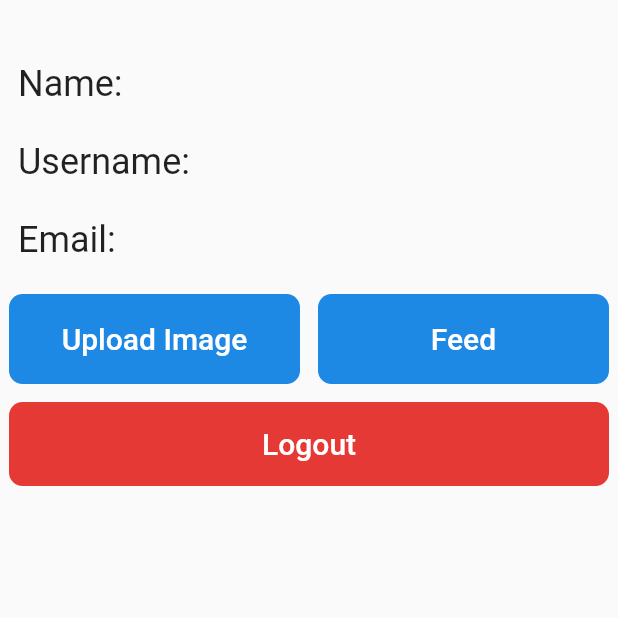
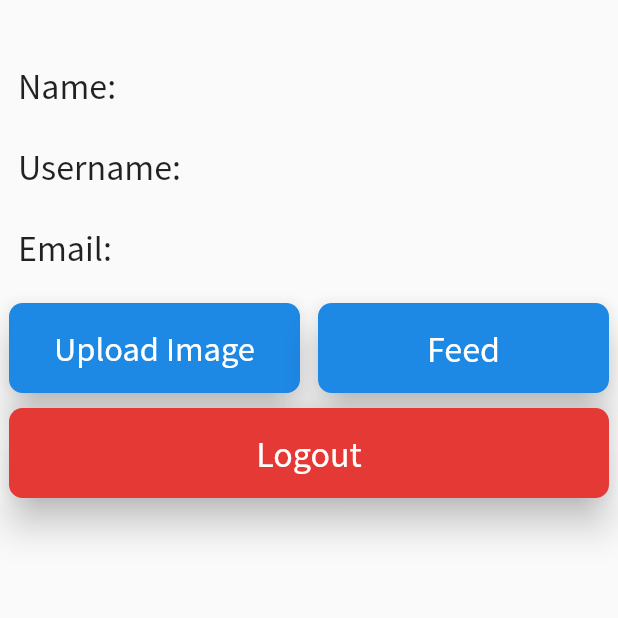
Before and after one commit to Dinsi/SocialNetwork-Lens-Mobile, a Flutter app: the UserInfoScreen screen opened directly, on a phone screen of 412 x 824 dp, the top half of it. Run offline on Flutter 3.47's test engine with Material 2 defaults, Android fonts, the phone set to English and light mode, and no system bars; our stand-ins replace font_awesome_flutter, image_picker, shared_preferences, transparent_image; accounts and stored records are empty; network calls fail; project files that could hold a hidden picture were left out.

```diff
--- a/lib/auth/ui/login_screen.dart
+++ b/lib/auth/ui/login_screen.dart
@@ -130,6 +130,12 @@ class _LoginScreenState extends State<LoginScreen>
 
   @override
   void dispose() {
+    SystemChrome.setPreferredOrientations([
+      DeviceOrientation.portraitUp,
+      DeviceOrientation.portraitDown,
+      DeviceOrientation.landscapeLeft,
+      DeviceOrientation.landscapeRight,
+    ]);
     _pageController?.dispose();
     _scrollController?.dispose();
     super.dispose();
--- a/lib/main.dart
+++ b/lib/main.dart
@@ -34,6 +34,7 @@ class MyApp extends StatelessWidget {
       title: 'Aperture',
       debugShowCheckedModeBanner: false,
       theme: ThemeData(
+        fontFamily: "SourceSansPro",
         primarySwatch: Colors.blue,
       ),
       home: isLoggedIn ? UserInfoScreen() : LoginScreen(),
--- a/lib/models/post.dart
+++ b/lib/models/post.dart
@@ -8,8 +8,9 @@ class Post {
   User user;
   String image;
   List<Topic> topics; // String???
-  int ups;
-  int downs;
+  int votes;
+  int width;
+  int height;
 
   Post(
       {this.title,
@@ -17,8 +18,9 @@ class Post {
         this.user,
         this.image,
         this.topics,
-        this.ups,
-        this.downs});
+        this.votes,
+        this.width,
+        this.height,});
 
   Post.fromJson(Map<String, dynamic> json) {
     id = json['id'];
@@ -32,8 +34,9 @@ class Post {
         topics.add(new Topic.fromJson(v));
       });
     }
-    /*ups = json['ups'];
-    downs = json['downs'];*/
+    votes = json['votes'];
+    width = json['width'];
+    height = json['height'];
   }
 
   Map<String, dynamic> toJson() {
@@ -45,8 +48,11 @@ class Post {
     if (this.topics != null) {
       data['topics'] = this.topics.map((v) => v.toJson()).toList();
     }
-    /*data['ups'] = this.ups;
-    data['downs'] = this.downs;*/
+    data['image'] = this.image;
+    data['votes'] = votes;
+    data['width'] = width;
+    data['height'] = height;
+
     return data;
   }
 }
--- a/lib/user_info_screen.dart
+++ b/lib/user_info_screen.dart
@@ -47,7 +47,7 @@ class _UserInfoScreenState extends State<UserInfoScreen> {
                 content: Text('Error: ${response.body}'),
                 actions: <Widget>[
                   FlatButton(
-                    child: Text('OK'),
+                    child: const Text('OK'),
                     onPressed: () => Navigator.of(context).pop(),
                   )
                 ],
@@ -73,11 +73,11 @@ class _UserInfoScreenState extends State<UserInfoScreen> {
             context: context,
             builder: (BuildContext context) {
               return AlertDialog(
-                title: Text('Info'),
-                content: Text('Image uploaded'),
+                title: const Text('Info'),
+                content: const Text('Image uploaded'),
                 actions: <Widget>[
                   FlatButton(
-                    child: Text('OK'),
+                    child: const Text('OK'),
                     onPressed: () => Navigator.of(context).pop(),
                   )
                 ],
@@ -88,11 +88,11 @@ class _UserInfoScreenState extends State<UserInfoScreen> {
             context: context,
             builder: (BuildContext context) {
               return AlertDialog(
-                title: Text('Info'),
-                content: Text('An error occurred'),
+                title: const Text('Info'),
+                content: const Text('An error occurred'),
                 actions: <Widget>[
                   FlatButton(
-                    child: Text('OK'),
+                    child: const Text('OK'),
                     onPressed: () => Navigator.of(context).pop(),
                   )
                 ],
@@ -129,88 +129,85 @@ class _UserInfoScreenState extends State<UserInfoScreen> {
           UserInfoLine(
               label: 'Username', info: _username == null ? '' : _username),
           UserInfoLine(label: 'Email', info: _email == null ? '' : _email),
-          Column(children: <Widget>[
-            Container(
+          const Divider(
+            height: 10.0,
+            color: Colors.transparent,
+          ),
+          SizedBox(
             height: 60.0,
-              margin: EdgeInsets.only(top: 10.0, bottom: 10.0),
             child: Row(
-                mainAxisAlignment: MainAxisAlignment.spaceBetween,
+              crossAxisAlignment: CrossAxisAlignment.stretch,
               children: <Widget>[
                 Expanded(
                   child: Padding(
-                      padding: EdgeInsets.symmetric(horizontal: 6.0),
-                      child: Material(
-                        color: Colors.blue[600],
-                        borderRadius: BorderRadius.circular(9.0),
-                        child: InkWell(
-                          borderRadius: BorderRadius.circular(9.0),
-                          splashColor: Colors.blue[800],
-                          highlightColor: Colors.blue[800],
-                          onTap: () => _getImage(context),
-                          child: Center(
+                    padding: const EdgeInsets.symmetric(horizontal: 6.0),
+                    child: ButtonTheme(
+                      buttonColor: Colors.blue[600],
+                      splashColor: Colors.blueGrey,
+                      shape: RoundedRectangleBorder(
+                          borderRadius: BorderRadius.circular(9.0)),
+                      child: RaisedButton(
+                          elevation: 10.0,
+                          onPressed: () => _getImage(context),
                           child: Text(
                             'Upload Image',
                             style: Theme.of(context)
                                 .textTheme
-                                    .title
-                                    .copyWith(color: Colors.white),
+                                .headline
+                                .copyWith(color: Colors.white, fontSize: 23.0),
                           )),
-                        ),
                     ),
                   ),
                 ),
                 Expanded(
                   child: Padding(
-                      padding: EdgeInsets.symmetric(horizontal: 6.0),
-                      child: Material(
-                        color: Colors.blue[600],
-                        borderRadius: BorderRadius.circular(9.0),
-                        child: InkWell(
-                          borderRadius: BorderRadius.circular(9.0),
-                          splashColor: Colors.blue[800],
-                          highlightColor: Colors.blue[800],
-                          onTap: () => _feed(context),
-                          child: Center(
+                    padding: const EdgeInsets.symmetric(horizontal: 6.0),
+                    child: ButtonTheme(
+                      buttonColor: Colors.blue[600],
+                      splashColor: Colors.blueGrey,
+                      shape: RoundedRectangleBorder(
+                          borderRadius: BorderRadius.circular(9.0)),
+                      child: RaisedButton(
+                          elevation: 10.0,
+                          onPressed: () => _feed(context),
                           child: Text(
                             'Feed',
                             style: Theme.of(context)
                                 .textTheme
-                                .title
+                                .headline
                                 .copyWith(color: Colors.white),
                           )),
-                        ),
                     ),
                   ),
                 ),
               ],
             ),
           ),
-            Container(
+          const Divider(
+            height: 10.0,
+            color: Colors.transparent,
+          ),
+          Padding(
+            padding: const EdgeInsets.symmetric(horizontal: 6.0),
+            child: ButtonTheme(
+              minWidth: double.infinity,
               height: 60.0,
-              child: Padding(
-                padding: EdgeInsets.symmetric(
-                    vertical: 2.0, horizontal: 6.0),
-                child: Material(
-                  color: Colors.red[600],
-                  borderRadius: BorderRadius.circular(9.0),
-                  child: InkWell(
-                    borderRadius: BorderRadius.circular(9.0),
+              buttonColor: Colors.red[600],
               splashColor: Colors.red[800],
-                    highlightColor: Colors.red[800],
-                    onTap: () => _logout(context),
-                    child: Center(
+              shape: RoundedRectangleBorder(
+                  borderRadius: BorderRadius.circular(9.0)),
+              child: RaisedButton(
+                  elevation: 10.0,
+                  onPressed: () => _logout(context),
                   child: Text(
                     'Logout',
                     style: Theme.of(context)
                         .textTheme
-                              .title
+                        .headline
                         .copyWith(color: Colors.white),
                   )),
             ),
           ),
-              ),
-            ),
-          ])
         ],
       ),
     ));
--- a/lib/widgets/basic_button.dart
+++ b/lib/widgets/basic_button.dart
@@ -24,7 +24,6 @@ class BasicButton extends StatelessWidget {
             child: InkWell(
               onTap: onTap,
               borderRadius: _borderRadius,
-              highlightColor: Colors.pink,
               splashColor: Colors.pink,
               child: Center(
                   child: Text(text,
```
Also changed, not shown: lib/feed_screen.dart (+7 -1 lines), lib/widgets/basic_post.dart (+140 -38 lines), pubspec.yaml (+10 -1 lines), assets/fonts/Source_Sans_Pro/SourceSansPro-Black.ttf (added), assets/fonts/Source_Sans_Pro/SourceSansPro-BlackItalic.ttf (added), assets/fonts/Source_Sans_Pro/SourceSansPro-Bold.ttf (added), assets/fonts/Source_Sans_Pro/SourceSansPro-BoldItalic.ttf (added), assets/fonts/Source_Sans_Pro/SourceSansPro-ExtraLight.ttf (added), assets/fonts/Source_Sans_Pro/SourceSansPro-ExtraLightItalic.ttf (added), assets/fonts/Source_Sans_Pro/SourceSansPro-Italic.ttf (added), assets/fonts/Source_Sans_Pro/SourceSansPro-Light.ttf (added), assets/fonts/Source_Sans_Pro/SourceSansPro-LightItalic.ttf (added), assets/fonts/Source_Sans_Pro/SourceSansPro-Regular.ttf (added), assets/fonts/Source_Sans_Pro/SourceSansPro-SemiBold.ttf (added), 1 more files. Lines whose indentation alone changed are shown as unchanged.
